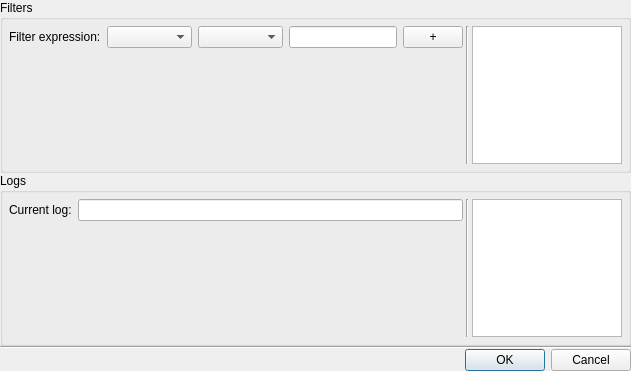
Qt form ui/filtrationwidget.ui (snip89/wsnsim-postprocessor) before a commit.
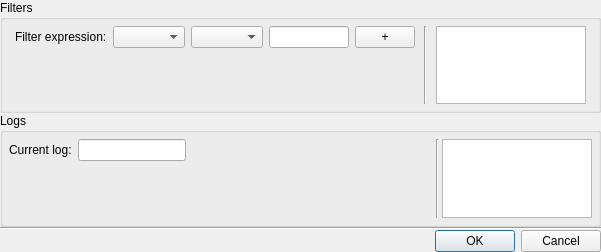
The same form after that commit.

What changed in the file:
```diff
--- a/ui/filtrationwidget.ui
+++ b/ui/filtrationwidget.ui
@@ -6,8 +6,8 @@
    <rect>
     <x>0</x>
     <y>0</y>
-    <width>631</width>
-    <height>371</height>
+    <width>601</width>
+    <height>252</height>
    </rect>
   </property>
   <property name="windowTitle">
@@ -80,7 +80,7 @@
             <item row="0" column="0">
              <widget class="QLabel" name="filtrationLabel">
               <property name="sizePolicy">
-               <sizepolicy hsizetype="Maximum" vsizetype="Preferred">
+               <sizepolicy hsizetype="Fixed" vsizetype="Preferred">
                 <horstretch>0</horstretch>
                 <verstretch>0</verstretch>
                </sizepolicy>
@@ -93,7 +93,7 @@
             <item row="0" column="1">
              <widget class="QComboBox" name="filtrationParamComboBox">
               <property name="sizePolicy">
-               <sizepolicy hsizetype="Expanding" vsizetype="Fixed">
+               <sizepolicy hsizetype="Fixed" vsizetype="Fixed">
                 <horstretch>0</horstretch>
                 <verstretch>0</verstretch>
                </sizepolicy>
@@ -103,7 +103,7 @@
             <item row="0" column="2">
              <widget class="QComboBox" name="filtrationOperatorComboBox">
               <property name="sizePolicy">
-               <sizepolicy hsizetype="Expanding" vsizetype="Fixed">
+               <sizepolicy hsizetype="Fixed" vsizetype="Fixed">
                 <horstretch>0</horstretch>
                 <verstretch>0</verstretch>
                </sizepolicy>
@@ -113,14 +113,14 @@
             <item row="0" column="3">
              <widget class="QLineEdit" name="filtrationValueComboBox">
               <property name="sizePolicy">
-               <sizepolicy hsizetype="Minimum" vsizetype="Fixed">
+               <sizepolicy hsizetype="Fixed" vsizetype="Fixed">
                 <horstretch>0</horstretch>
                 <verstretch>0</verstretch>
                </sizepolicy>
               </property>
               <property name="maximumSize">
                <size>
-                <width>16777215</width>
+                <width>80</width>
                 <height>16777215</height>
                </size>
               </property>
@@ -213,6 +213,12 @@
            <layout class="QGridLayout" name="gridLayout_15">
             <item row="0" column="0">
              <widget class="QLabel" name="currentLogLabel">
+              <property name="sizePolicy">
+               <sizepolicy hsizetype="Fixed" vsizetype="Preferred">
+                <horstretch>0</horstretch>
+                <verstretch>0</verstretch>
+               </sizepolicy>
+              </property>
               <property name="text">
                <string>Current log:</string>
               </property>
@@ -220,11 +226,30 @@
             </item>
             <item row="0" column="1">
              <widget class="QLineEdit" name="currentLogLineEdit">
+              <property name="sizePolicy">
+               <sizepolicy hsizetype="Fixed" vsizetype="Fixed">
+                <horstretch>0</horstretch>
+                <verstretch>0</verstretch>
+               </sizepolicy>
+              </property>
               <property name="readOnly">
                <bool>true</bool>
               </property>
              </widget>
             </item>
+            <item row="0" column="2">
+             <spacer name="horizontalSpacer">
+              <property name="orientation">
+               <enum>Qt::Horizontal</enum>
+              </property>
+              <property name="sizeHint" stdset="0">
+               <size>
+                <width>40</width>
+                <height>20</height>
+               </size>
+              </property>
+             </spacer>
+            </item>
            </layout>
           </item>
           <item row="1" column="0">
```
Left out of the diff: 53 changed lines with no effect on the pictures.
